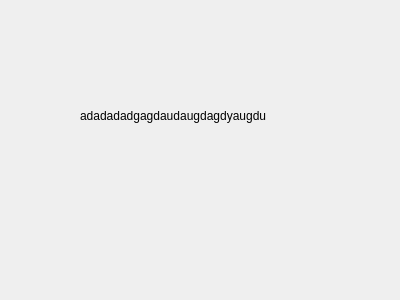
Qt form coursewindow.ui (FigueroaCode/Scribble) before a commit.
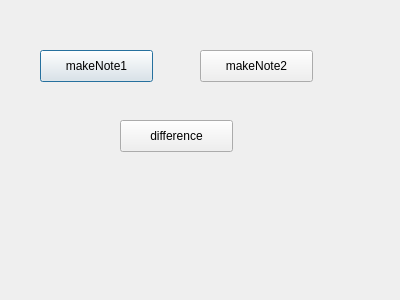
The same form after that commit.

Commit message: made course list widget

The edit to the form file:
```diff
--- a/coursewindow.ui
+++ b/coursewindow.ui
@@ -13,23 +13,43 @@
   <property name="windowTitle">
    <string>Dialog</string>
   </property>
-  <widget class="QLabel" name="label">
+  <widget class="QPushButton" name="noteOneBtn">
    <property name="geometry">
     <rect>
-     <x>80</x>
-     <y>70</y>
-     <width>241</width>
-     <height>91</height>
+     <x>40</x>
+     <y>50</y>
+     <width>113</width>
+     <height>32</height>
     </rect>
    </property>
    <property name="text">
-    <string>adadadadgagdaudaugdagdyaugdu</string>
+    <string>makeNote1</string>
    </property>
-   <property name="scaledContents">
-    <bool>false</bool>
+  </widget>
+  <widget class="QPushButton" name="notTwoBtn">
+   <property name="geometry">
+    <rect>
+     <x>200</x>
+     <y>50</y>
+     <width>113</width>
+     <height>32</height>
+    </rect>
    </property>
-   <property name="wordWrap">
-    <bool>false</bool>
+   <property name="text">
+    <string>makeNote2</string>
+   </property>
+  </widget>
+  <widget class="QPushButton" name="diffButton">
+   <property name="geometry">
+    <rect>
+     <x>120</x>
+     <y>120</y>
+     <width>113</width>
+     <height>32</height>
+    </rect>
+   </property>
+   <property name="text">
+    <string>difference</string>
    </property>
   </widget>
  </widget>
```
The commit also changes 6 other files.
